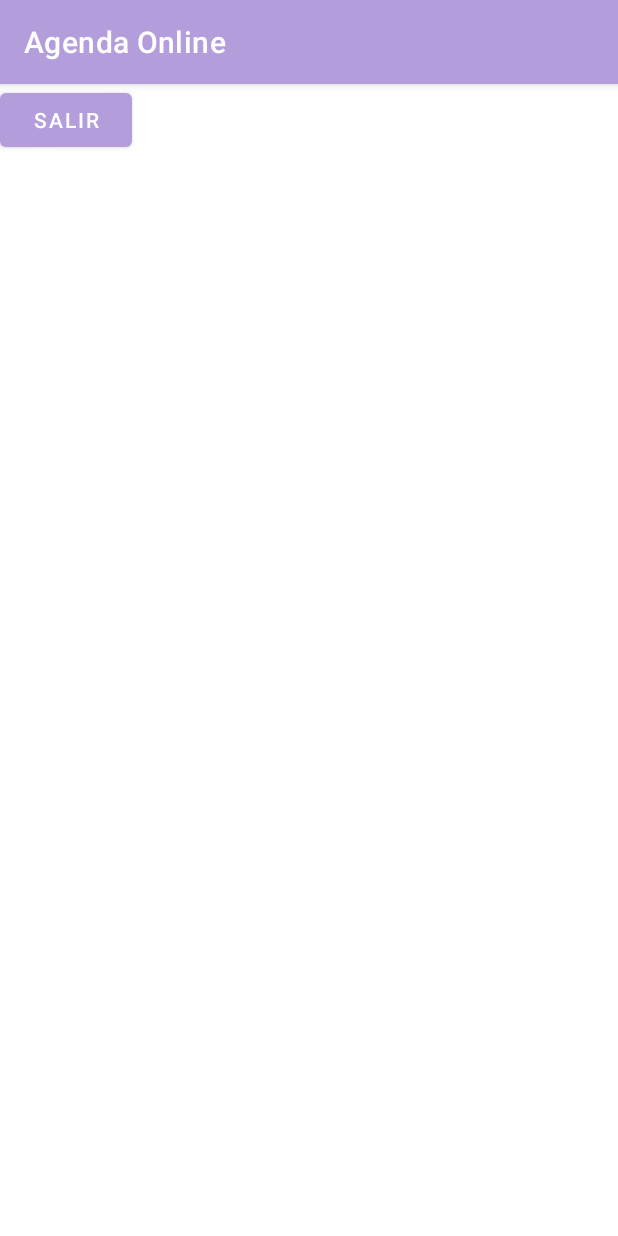
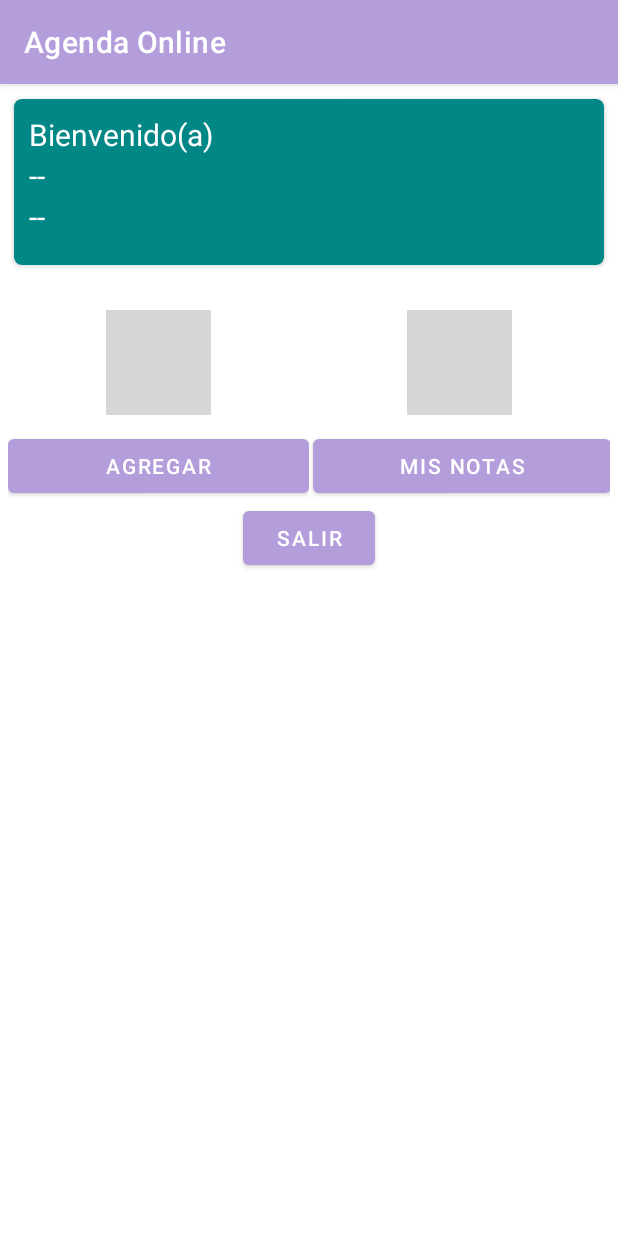
Before and after one commit to gonzalezlfran/Aplicacion_Agenda_Android, an Android app: the MenuPrincipal screen opened directly, with no data from a screen before it, on a phone screen of 412 x 824 dp. Run offline under Robolectric (Android 15) with nearby library versions, the phone set to English and light mode, and no system bars; our stand-ins replace Firebase (no records; nobody signed in at launch, a user with empty details on screens opened directly); grey boxes are pictures that could not be loaded.

Commit message:
Interfaz Menu Principal terminada Pendiente: Vincular Botones, Crear nuevas vistas (una por cada opcion)

```diff
--- a/app/src/main/java/com/franciscogonzalez_agenda_online/MenuPrincipal.java
+++ b/app/src/main/java/com/franciscogonzalez_agenda_online/MenuPrincipal.java
@@ -1,15 +1,23 @@
 package com.franciscogonzalez_agenda_online;
 
+import androidx.annotation.NonNull;
+import androidx.appcompat.app.ActionBar;
 import androidx.appcompat.app.AppCompatActivity;
 
 import android.content.Intent;
 import android.os.Bundle;
 import android.view.View;
 import android.widget.Button;
+import android.widget.TextView;
 import android.widget.Toast;
 
 import com.google.firebase.auth.FirebaseAuth;
 import com.google.firebase.auth.FirebaseUser;
+import com.google.firebase.database.DataSnapshot;
+import com.google.firebase.database.DatabaseError;
+import com.google.firebase.database.DatabaseReference;
+import com.google.firebase.database.FirebaseDatabase;
+import com.google.firebase.database.ValueEventListener;
 
 public class MenuPrincipal extends AppCompatActivity {
 
@@ -17,15 +25,30 @@ public class MenuPrincipal extends AppCompatActivity {
     FirebaseAuth firebaseAuth;
     FirebaseUser user;
 
+    TextView NombrePrincipal, CorreoPrincipal;
+
+    DatabaseReference Usuarios;
+
+
+
     @Override
     protected void onCreate(Bundle savedInstanceState) {
         super.onCreate(savedInstanceState);
         setContentView(R.layout.activity_menu_principal);
 
+        ActionBar actionBar = getSupportActionBar();
+        actionBar.setTitle("Agenda Online");
+
+
+        NombrePrincipal = findViewById(R.id.NombrePrincipal);
+        CorreoPrincipal = findViewById(R.id.CorreoPrincipal);
+
+        Usuarios = FirebaseDatabase.getInstance().getReference("Usuarios");
+
         CerrarSesion = findViewById(R.id.CerrarSesion);
         firebaseAuth = FirebaseAuth.getInstance();
         user = firebaseAuth.getCurrentUser();
-
+        CargaDatos();
         CerrarSesion.setOnClickListener(new View.OnClickListener() {
             @Override
             public void onClick(View view) {
@@ -34,6 +57,49 @@ public class MenuPrincipal extends AppCompatActivity {
         });
     }
 
+    private void ComprobarInicioSesion(){
+        if(user != null){
+            CargaDatos();
+        }
+        else{
+            //Si no inició sesion lo manda a la pantalla principal
+            startActivity( new Intent(MenuPrincipal.this, MainActivity.class));
+            finish();
+        }
+    }
+
+
+    @Override
+    protected void onStart() {
+        ComprobarInicioSesion();
+        super.onStart();
+    }
+
+    private void CargaDatos(){
+        Usuarios.child(user.getUid()).addValueEventListener(new ValueEventListener() {
+            @Override
+            public void onDataChange(@NonNull DataSnapshot snapshot) {
+
+                //Si el usuario existe
+                if (snapshot.exists()){
+                    String nombre = "" + snapshot.child("nombre").getValue();  //Sin las comillas anteriores no funciona, porque seguramente lo que traiga no es un String
+                    String correo = "" +snapshot.child("correo").getValue();
+
+                    NombrePrincipal.setText(nombre);
+                    CorreoPrincipal.setText(correo);
+
+                }
+            }
+
+            @Override
+            public void onCancelled(@NonNull DatabaseError error) {
+
+            }
+        });
+
+    }
+
+
     private void SalirAplicacion() {
         firebaseAuth.signOut();
         startActivity(new Intent(MenuPrincipal.this, MainActivity.class));
--- a/app/src/main/java/com/franciscogonzalez_agenda_online/Registro.java
+++ b/app/src/main/java/com/franciscogonzalez_agenda_online/Registro.java
@@ -145,10 +145,12 @@ public class Registro extends AppCompatActivity {
         Datos.put("nombre", nombre);
         Datos.put("password", password);
 
+        // Primero tengo que obtener una referencia a la base de datos, es decir una instancia de DatabaseReference
         DatabaseReference databaseReference = FirebaseDatabase.getInstance().getReference("Usuarios"); //nombre que tendra la base de datos (Usuarios)
-        //va a listar los datos ordenador por uid
+
+        //Va a listar los datos ordenados por Uid (los guarda en la base de datos con el setValue)
         databaseReference.child(uid).setValue(Datos)
-                .addOnSuccessListener(new OnSuccessListener<Void>() {
+                .addOnSuccessListener(new OnSuccessListener<Void>() { //OnSuccesListener utilizado para el caso de aviso de errores (para tener buenas practicas) (de Github)
             @Override
             public void onSuccess(Void unused) {
                 progressDialog.dismiss();
--- a/app/src/main/res/layout/activity_menu_principal.xml
+++ b/app/src/main/res/layout/activity_menu_principal.xml
@@ -1,20 +1,145 @@
 <?xml version="1.0" encoding="utf-8"?>
-<RelativeLayout
+<ScrollView
     xmlns:android="http://schemas.android.com/apk/res/android"
     xmlns:app="http://schemas.android.com/apk/res-auto"
     xmlns:tools="http://schemas.android.com/tools"
     android:layout_width="match_parent"
     android:layout_height="match_parent"
     tools:context=".MenuPrincipal">
-    <androidx.appcompat.widget.LinearLayoutCompat
-        android:layout_width="match_parent"
-        android:layout_height="match_parent"
-        android:gravity="center"/>
 
-    <Button
-        android:id="@+id/CerrarSesion"
-        android:text="@string/CerrarSesion"
-        android:layout_width="wrap_content"
-        android:layout_height="wrap_content"/>
+   <androidx.appcompat.widget.LinearLayoutCompat
+       android:layout_width="match_parent"
+       android:layout_height="wrap_content"
+       android:orientation="vertical"
+       android:padding="5dp"
+       android:gravity="center">
 
-</RelativeLayout>
+       <androidx.cardview.widget.CardView
+           android:layout_width="match_parent"
+           android:layout_height="120dp"
+           app:cardBackgroundColor="@color/teal_700"
+           app:cardUseCompatPadding="true"
+           android:padding="0.2dp"
+           app:cardCornerRadius="5dp">
+
+           <androidx.appcompat.widget.LinearLayoutCompat
+               android:layout_width="match_parent"
+               android:layout_height="wrap_content"
+               android:padding="10dp"
+               android:orientation="vertical">
+
+               <TextView
+                   android:text="@string/BienvenidoPrincipal"
+                   android:textColor="#fff"
+                   android:textSize="20sp"
+                   android:layout_width="wrap_content"
+                   android:layout_height="wrap_content">
+               </TextView>
+
+               <TextView
+                   android:id="@+id/NombrePrincipal"
+                   android:text="@string/NombrePrincipal"
+                   android:textColor="#fff"
+                   android:textSize="20sp"
+                   android:layout_width="wrap_content"
+                   android:layout_height="wrap_content">
+               </TextView>
+
+               <TextView
+                   android:id="@+id/CorreoPrincipal"
+                   android:text="@string/CorreoPrincipal"
+                   android:textColor="#fff"
+                   android:textSize="20sp"
+                   android:layout_width="wrap_content"
+                   android:layout_height="wrap_content">
+
+               </TextView>
+
+           </androidx.appcompat.widget.LinearLayoutCompat>
+
+       </androidx.cardview.widget.CardView>
+
+
+       <androidx.appcompat.widget.LinearLayoutCompat
+           android:layout_width="match_parent"
+           android:layout_height="wrap_content"
+           android:orientation="vertical">
+           <androidx.appcompat.widget.LinearLayoutCompat
+               android:layout_width="match_parent"
+               android:layout_height="wrap_content"
+               android:orientation="horizontal"
+               android:layout_marginTop="20dp"
+               android:weightSum="2">
+
+               <!--Opcion 1 -->
+               <androidx.appcompat.widget.LinearLayoutCompat
+                   android:layout_width="wrap_content"
+                   android:layout_height="wrap_content"
+                   android:layout_weight="1"
+                   android:layout_marginTop="5dp"
+                   android:orientation="vertical"
+                   android:gravity="center">
+
+                   <androidx.appcompat.widget.AppCompatImageView
+                       android:layout_width="70dp"
+                       android:layout_height="70dp"
+                       android:src="@drawable/agregar">
+
+                   </androidx.appcompat.widget.AppCompatImageView>
+
+                   <Button
+                       android:text="@string/AgregarNota"
+                       android:layout_width="match_parent"
+                       android:layout_height="wrap_content"
+                       android:layout_marginTop="10dp">
+
+                   </Button>
+
+
+               </androidx.appcompat.widget.LinearLayoutCompat>
+
+               <!--Opcion 2 -->
+               <androidx.appcompat.widget.LinearLayoutCompat
+                   android:layout_width="wrap_content"
+                   android:layout_height="wrap_content"
+                   android:layout_weight="1"
+                   android:layout_marginTop="5dp"
+                   android:orientation="vertical"
+                   android:gravity="center">
+
+                   <androidx.appcompat.widget.AppCompatImageView
+                       android:layout_width="70dp"
+                       android:layout_height="70dp"
+                       android:src="@drawable/lista">
+
+                   </androidx.appcompat.widget.AppCompatImageView>
+
+                   <Button
+                       android:text="@string/ListarNotas"
+                       android:layout_width="match_parent"
+                       android:layout_height="wrap_content"
+                       android:layout_marginTop="10dp"
+                       android:layout_marginLeft="2dp">
+
+                   </Button>
+
+
+               </androidx.appcompat.widget.LinearLayoutCompat>
+
+           </androidx.appcompat.widget.LinearLayoutCompat>
+
+       </androidx.appcompat.widget.LinearLayoutCompat>
+       <Button
+           android:id="@+id/CerrarSesion"
+           android:layout_width="wrap_content"
+           android:layout_height="wrap_content"
+           android:gravity="center"
+           android:text="@string/CerrarSesion" />
+
+
+   </androidx.appcompat.widget.LinearLayoutCompat>
+
+
+
+
+</ScrollView>
--- a/app/src/main/res/values/strings.xml
+++ b/app/src/main/res/values/strings.xml
@@ -25,9 +25,12 @@
 
     <!--Menu Principal-->
     <string name="CerrarSesion">Salir</string>
-    <string name="BienvenidoPrincipal">Salir</string>
-    <string name="NombrePrincipal">Salir</string>
-    <string name="CorreoPrincipal">Salir</string>
+    <string name="BienvenidoPrincipal">Bienvenido(a)</string>
+    <string name="NombrePrincipal">--</string>
+    <string name="CorreoPrincipal">--</string>
+    <string name="AgregarNota"> Agregar</string>
+    <string name="ListarNotas"> Mis Notas</string>
+
 
 
 </resources>
```
